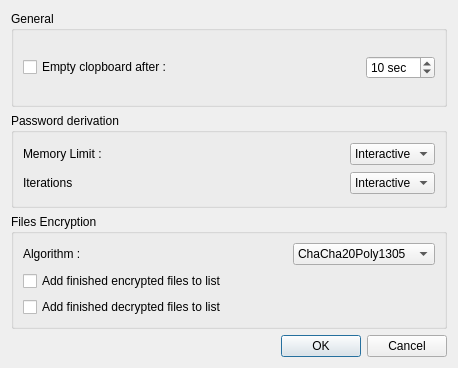
This is src/arsenic/configDialog.ui in Antidote1911/arsenic as Qt 5 draws it before an edit. The edited form follows.
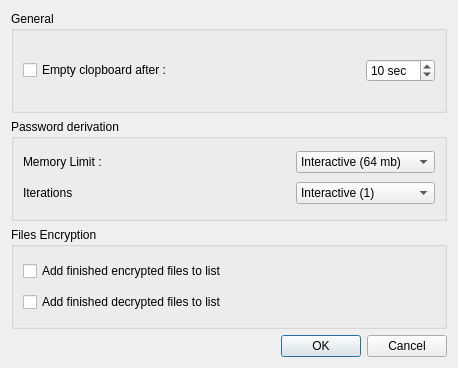
This is the edited form.

What changed in the file:
```diff
--- a/src/arsenic/configDialog.ui
+++ b/src/arsenic/configDialog.ui
@@ -75,21 +75,21 @@
       <item row="0" column="2">
        <widget class="QComboBox" name="comboMemory">
         <property name="currentText">
-         <string notr="true">Interactive</string>
+         <string notr="true">Interactive (64 mb)</string>
         </property>
         <item>
          <property name="text">
-          <string notr="true">Interactive</string>
+          <string notr="true">Interactive (64 mb)</string>
          </property>
         </item>
         <item>
          <property name="text">
-          <string notr="true">Moderate</string>
+          <string notr="true">Moderate (512 mb)</string>
          </property>
         </item>
         <item>
          <property name="text">
-          <string notr="true">Sensitive</string>
+          <string notr="true">Sensitive (1000 mb)</string>
          </property>
         </item>
        </widget>
@@ -97,21 +97,21 @@
       <item row="1" column="2">
        <widget class="QComboBox" name="comboOps">
         <property name="currentText">
-         <string notr="true">Interactive</string>
+         <string notr="true">Interactive (1)</string>
         </property>
         <item>
          <property name="text">
-          <string notr="true">Interactive</string>
+          <string notr="true">Interactive (1)</string>
          </property>
         </item>
         <item>
          <property name="text">
-          <string notr="true">Moderate</string>
+          <string notr="true">Moderate (2)</string>
          </property>
         </item>
         <item>
          <property name="text">
-          <string notr="true">Sensitive</string>
+          <string notr="true">Sensitive (3)</string>
          </property>
         </item>
        </widget>
@@ -145,61 +145,19 @@
       <string>Files Encryption</string>
      </property>
      <layout class="QGridLayout" name="gridLayout_3">
-      <item row="0" column="0">
-       <widget class="QLabel" name="label">
-        <property name="text">
-         <string>Algorithm :</string>
-        </property>
-       </widget>
-      </item>
       <item row="1" column="0">
-       <widget class="QCheckBox" name="checkAddEncrypted">
-        <property name="text">
-         <string>Add finished encrypted files to list</string>
-        </property>
-       </widget>
-      </item>
-      <item row="0" column="2">
-       <widget class="QComboBox" name="comboAlgo">
-        <property name="currentText">
-         <string notr="true">ChaCha20Poly1305</string>
-        </property>
-        <item>
-         <property name="text">
-          <string notr="true">ChaCha20Poly1305</string>
-         </property>
-        </item>
-        <item>
-         <property name="text">
-          <string notr="true">AES-256/GCM</string>
-         </property>
-        </item>
-        <item>
-         <property name="text">
-          <string notr="true">Serpent/GCM</string>
-         </property>
-        </item>
-       </widget>
-      </item>
-      <item row="2" column="0">
        <widget class="QCheckBox" name="checkAddDecrypted">
         <property name="text">
          <string>Add finished decrypted files to list</string>
         </property>
        </widget>
       </item>
-      <item row="0" column="1">
-       <spacer name="horizontalSpacer_3">
-        <property name="orientation">
-         <enum>Qt::Horizontal</enum>
+      <item row="0" column="0">
+       <widget class="QCheckBox" name="checkAddEncrypted">
+        <property name="text">
+         <string>Add finished encrypted files to list</string>
         </property>
-        <property name="sizeHint" stdset="0">
-         <size>
-          <width>40</width>
-          <height>20</height>
-         </size>
-        </property>
-       </spacer>
+       </widget>
       </item>
      </layout>
     </widget>
```
